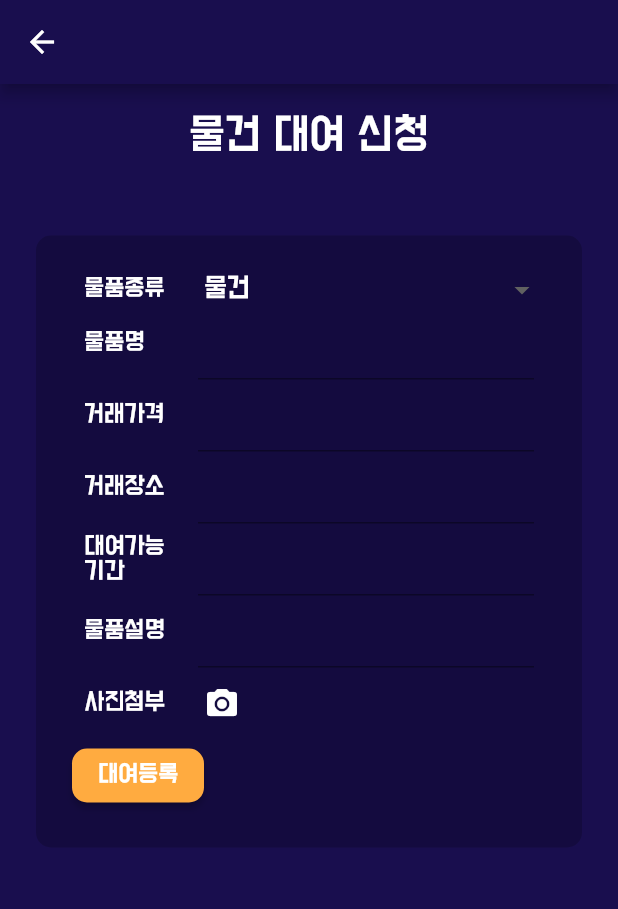
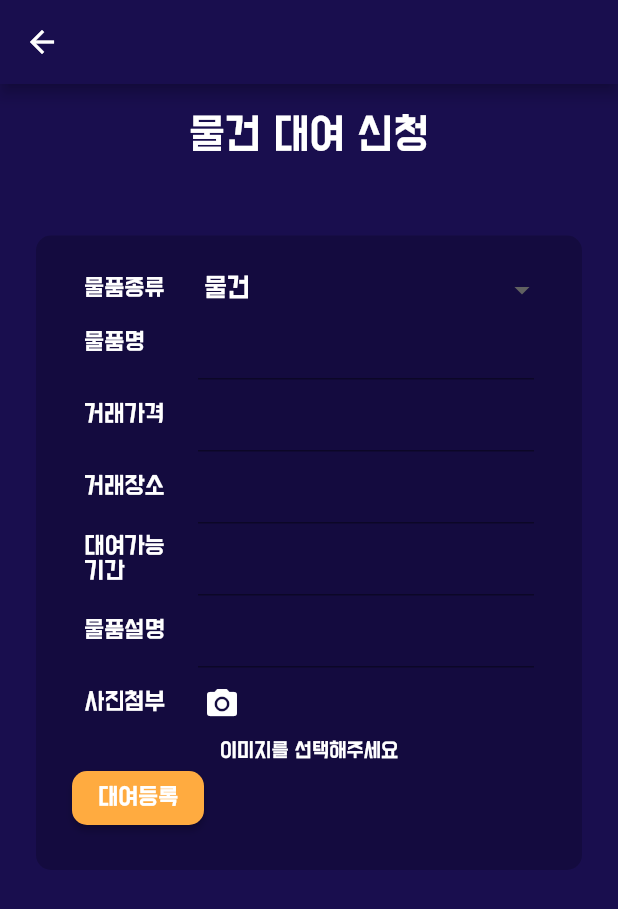
Before and after one commit to viaSSH/ddip, a Flutter app: the AddItemPage screen opened by its route, after a tap on the "camera alt" icon, on a phone screen of 412 x 824 dp. Shown: the top 909 px of the screen. Run offline on Flutter 3.47's test engine with Material 2 defaults, Android fonts, the phone set to English and light mode, and no system bars; our stand-ins replace cloud_firestore, firebase_storage, image_picker; missing offline and left inert: date_range_picker; accounts and stored records are empty; network calls fail.

Commit message:
update add item part(image)

```diff
--- a/lib/addItem.dart
+++ b/lib/addItem.dart
@@ -66,6 +66,7 @@ class _AddItemFormSectionState extends State<_AddItemFormSection> {
       'price': itemPriceController.text,
       'location': itemLocationController.text,
       'description': itemContentController.text,
+      'imageUrl': imageUrl,
 
     }
     );
@@ -80,7 +81,6 @@ class _AddItemFormSectionState extends State<_AddItemFormSection> {
   void uploadPic() async {
 
     File image = await ImagePicker.pickImage(source: ImageSource.gallery);
-    print("start photo ");
     setState(() {
       _image = image;
     });
@@ -336,6 +336,26 @@ class _AddItemFormSectionState extends State<_AddItemFormSection> {
                   )
                 ],
               ),
+              Row(
+                mainAxisAlignment: MainAxisAlignment.center,
+                children: <Widget>[
+                  Center(
+                    child: _image == null
+                        ? Text("이미지를 선택해주세요", style: TextStyle(fontSize: 12.0),)
+                        : Container(
+                          height: 100,
+                          width:  160,
+                      decoration: BoxDecoration(
+                        image: DecorationImage(
+                          image: FileImage(_image),
+                          fit: BoxFit.fitHeight
+                        )
+                      ),
+                        )
+                  ),
+//                  Image.file(_image)
+                ],
+              ),
               MaterialButton(
                 child: Text('대여등록',style: TextStyle(color: Colors.white)),
                 color: Colors.orangeAccent,
@@ -344,6 +364,7 @@ class _AddItemFormSectionState extends State<_AddItemFormSection> {
                 ),
                 onPressed: uploadItem,
               ),
+
             ],
           ),
         ),
```
